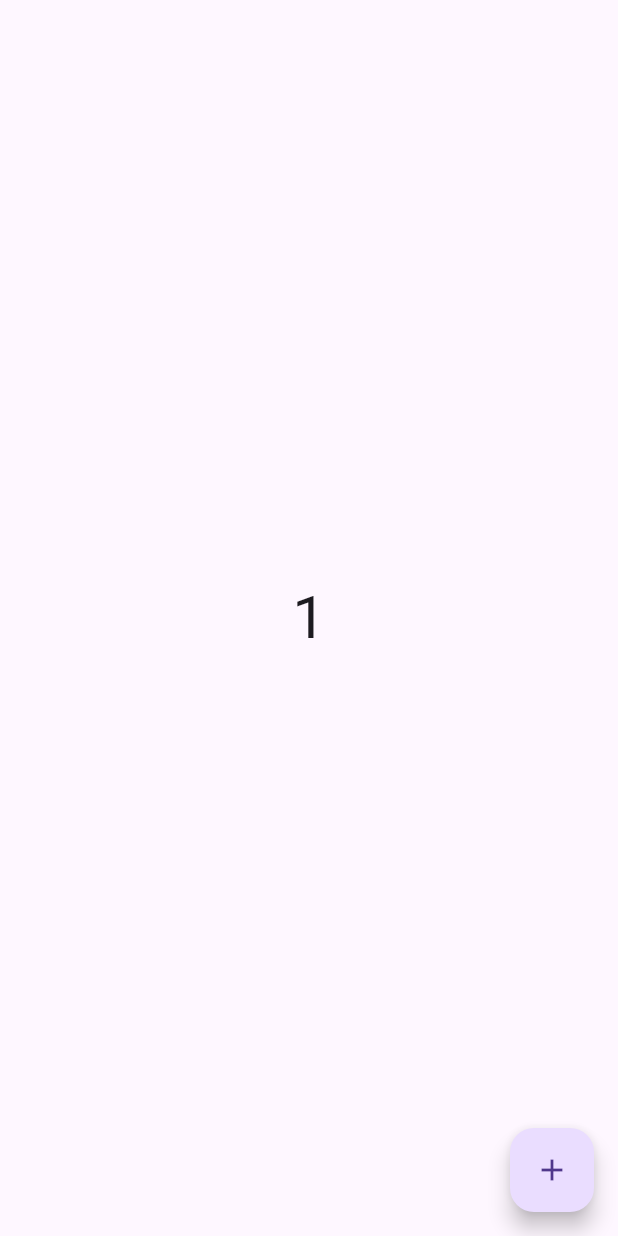
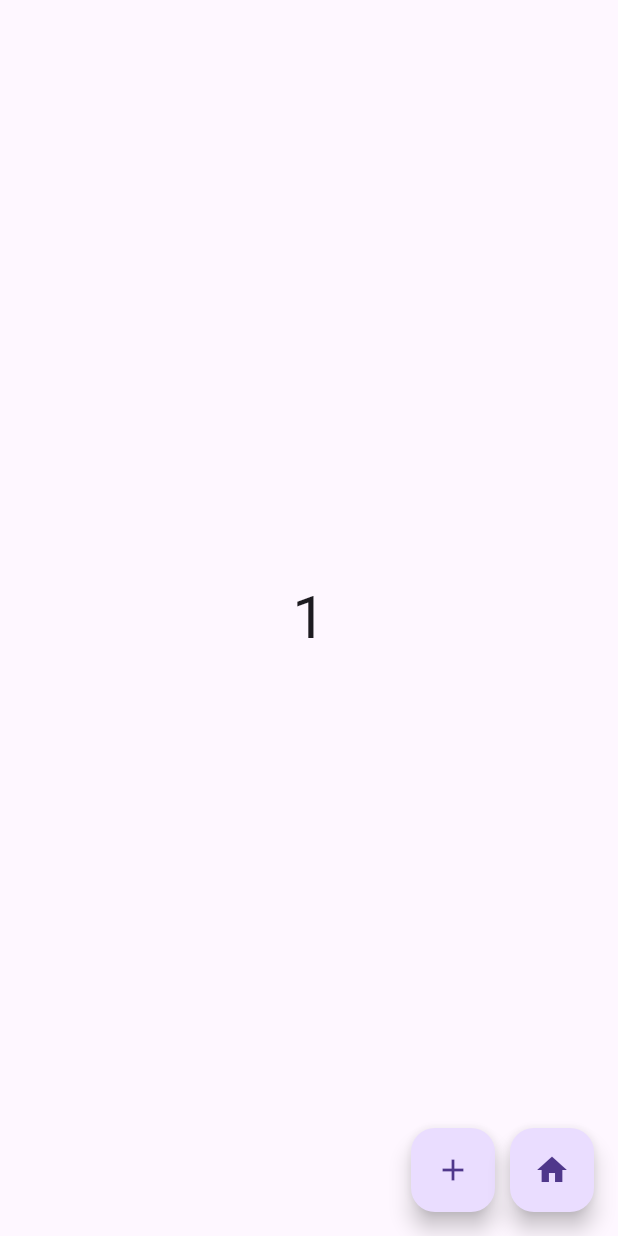
Before and after one commit to alimarain/GetX-state-management, a Flutter app: the screen it shows after launch, after a tap on the "add" icon, on a phone screen of 412 x 824 dp. Run offline on Flutter 3.47's test engine with Material 3 defaults, Android fonts, the phone set to English and light mode, and no system bars; our stand-ins replace get.

Commit message:
home button for navigation

```diff
--- a/lib/main.dart
+++ b/lib/main.dart
@@ -1,4 +1,5 @@
 import 'package:flutter/material.dart';
+import 'package:get/get_navigation/src/root/get_material_app.dart';
 import 'package:learn_getx/views/counter_view.dart';
 
 void main() {
@@ -10,7 +11,7 @@ class MyApp extends StatelessWidget {
 
   @override
   Widget build(BuildContext context) {
-    return MaterialApp(
+    return GetMaterialApp(
       debugShowCheckedModeBanner: false,
       home: CounterView(),
     );
--- a/lib/views/counter_view.dart
+++ b/lib/views/counter_view.dart
@@ -2,6 +2,7 @@ import 'package:flutter/material.dart';
 import 'package:get/get.dart';
 import 'package:get/get_core/src/get_main.dart';
 import 'package:learn_getx/controller/counter_controller.dart';
+import 'package:learn_getx/home.dart';
 
 class CounterView extends StatelessWidget {
    CounterView({super.key});
@@ -17,17 +18,34 @@ CounterController counterController = Get.put(CounterController());
       //     );
       //   } ,),
  body: Obx(
-      ()=> Center(
+  () => Center(
     child: Text(
-          "${counterController.count}",style: TextStyle(fontSize: 40),
+      "${counterController.count}",
+      style: TextStyle(fontSize: 40),
     ),
-      )
   ),
-floatingActionButton: FloatingActionButton(onPressed: (){
+),
+floatingActionButton: Row(
+  mainAxisAlignment: MainAxisAlignment.end,
+  children: [
+    FloatingActionButton(
+      heroTag: "btn1",
+      onPressed: () {
         counterController.increaseCount();
       },
       child: Icon(Icons.add),
     ),
+    SizedBox(width: 10),
+    FloatingActionButton(
+      heroTag: "btn2",
+      onPressed: () {
+        Get.to(Home());
+      },
+      child: Icon(Icons.home),
+    ),
+  ],
+),
+
     );
   }
 }
```
Also changed, not shown: lib/home.dart (added, +16 -0 lines). Lines whose indentation alone changed are shown as unchanged.
